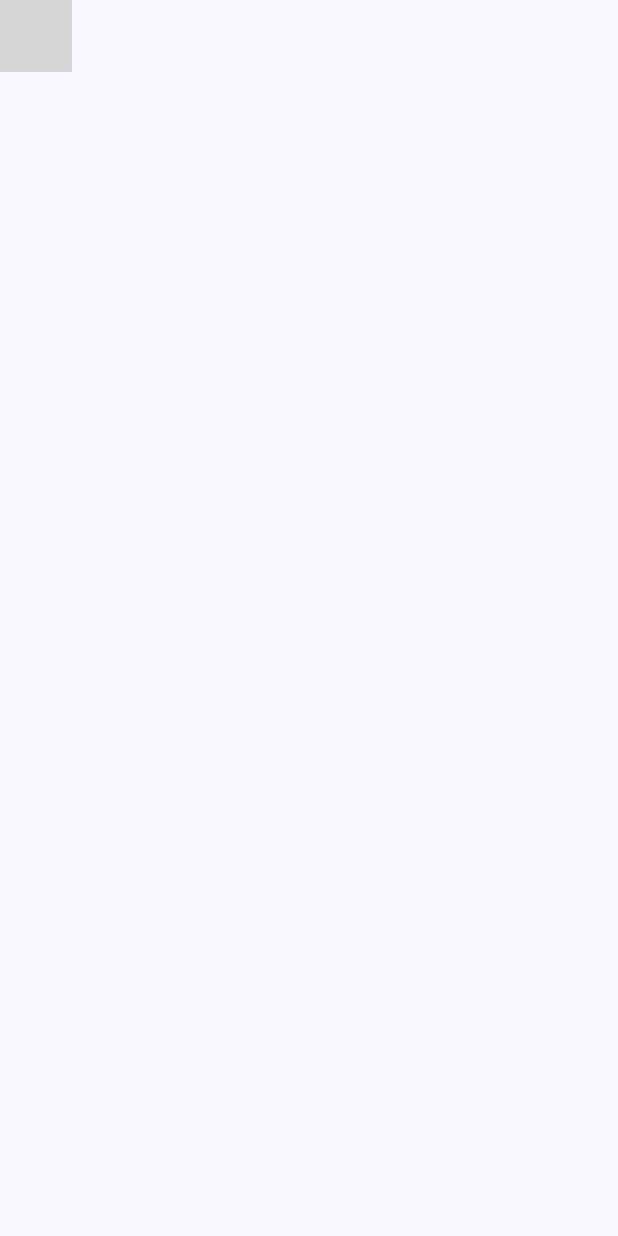
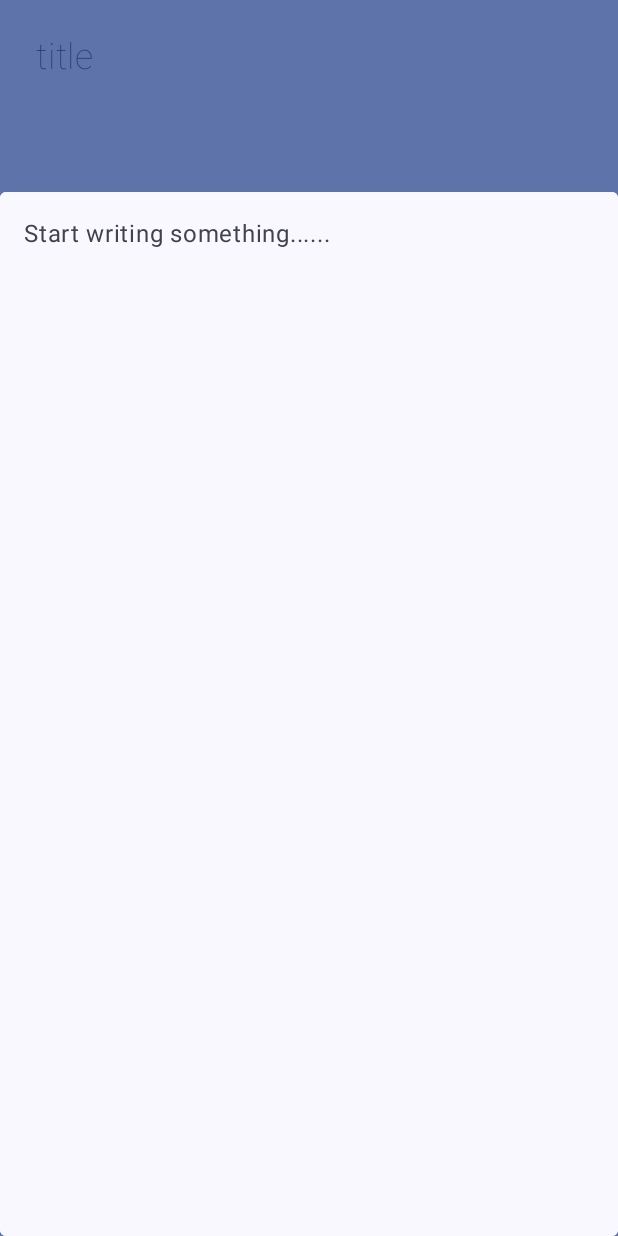
Before and after one commit to MinusMallard/MemoLog, an Android app built with Jetpack Compose: the composable LetsDoApp shown on its own in the app's theme, after a tap on "Add Button", on a phone screen of 412 x 824 dp. Run offline under Robolectric (Android 15) with nearby library versions, the phone set to English and light mode, and no system bars; our stand-ins replace Room's generated code; grey boxes are pictures that could not be loaded.

Commit message:
removed unnecessary code

```diff
--- a/app/src/main/java/com/example/letsdo/ui/navigation/NavGraph.kt
+++ b/app/src/main/java/com/example/letsdo/ui/navigation/NavGraph.kt
@@ -18,52 +18,6 @@
 import com.example.letsdo.ui.screen.NoteEntryScree
 import com.example.letsdo.ui.screen.NoteScreen
 
-
-//@OptIn(ExperimentalMaterial3Api::class)
-//@Composable
-//fun MemoLogApp(
-//    navController: NavHostController,
-//    modifier: Modifier = Modifier
-//) {
-//    Scaffold(
-//        topBar = {
-//            MediumTopAppBar(
-//                colors = TopAppBarDefaults.topAppBarColors(
-//                    containerColor = MaterialTheme.colorScheme.primaryContainer,
-//                    titleContentColor = MaterialTheme.colorScheme.primary,
-//                ),
-//                title = {
-//                    Text(text = "All Notes",
-//                        fontWeight = FontWeight.Medium,
-//                        fontSize = 36.sp,
-//                    )}
-//            )
-//        }
-//    ) { innerPadding ->
-//        NavHost(
-//            navController = navController,
-//            startDestination = HomeDestination.route,
-//            modifier = modifier.padding(innerPadding)
-//        ) {
-//            composable(route = HomeDestination.route) {
-//                HomeScreen(
-//                    navigateToEnterEntry = { navController.navigate(EntryDestination.route)},
-//                    navigateToUpdateEntry =  {
-//                        navController.navigate("${EntryDestination.route}/${it.toString()}")
-//                    },
-//                )
-//            }
-//            composable(
-//                route = EntryDestination.route,
-//            ) {
-//                EntryScreen(
-//                    navigateBack = { navController.navigate(HomeDestination.route) }
-//                )
-//            }
-//        }
-//    }
-//}
-
 data class BottomNavigationItem (
     val title: String,
     val selectedIcon: ImageVector,
@@ -76,7 +30,6 @@
     navController: NavHostController,
     modifier: Modifier = Modifier,
 ) {
-
     NavHost(
         navController = navController,
         startDestination = HomeDestination.route,
@@ -84,22 +37,25 @@
     ) {
         composable(route = HomeDestination.route) {
             HomeScreen(
-                    navigateToEnterEntry = { navController.navigate(EntryDestination.route)},
+                navigateToEnterEntry = { navController.navigate("${EntryDestination.route}/${-1}")},
                 navController = navController
             )
         }
         composable(
-                route = EntryDestination.route,
-            ) {
-                EntryScreen(navigateBack = {navController.navigate(HomeDestination.route)})
+            route = "${EntryDestination.route}/{it}",
+            arguments = listOf(navArgument("it"){type = NavType.IntType})
+        ) { backStackEntry ->
+            val entryId = backStackEntry.arguments?.getInt("it") ?: -1
+            EntryScreen(
+                navigateBack = {navController.navigate(HomeDestination.route)},
+                id = entryId,
+                navController = navController
+            )
         }
         composable(
             route = NoteDestination.route
         ) {
             NoteScreen(
-                    navigateToUpdateNotes = {},
-                    navigateToWriteNote = {navController.navigate(NoteEntryDestination.route)},
-                    modifier = Modifier,
                 navController = navController
             )
         }
@@ -111,10 +67,9 @@
             NoteEntryScree(
                 navigateBack = {navController.navigate(NoteDestination.route)},
                 modifier = Modifier,
-                    id = noteId
+                id = noteId,
+                navController = navController
             )
         }
     }
-
-
 }
```
Lines whose indentation alone changed are shown as unchanged.
